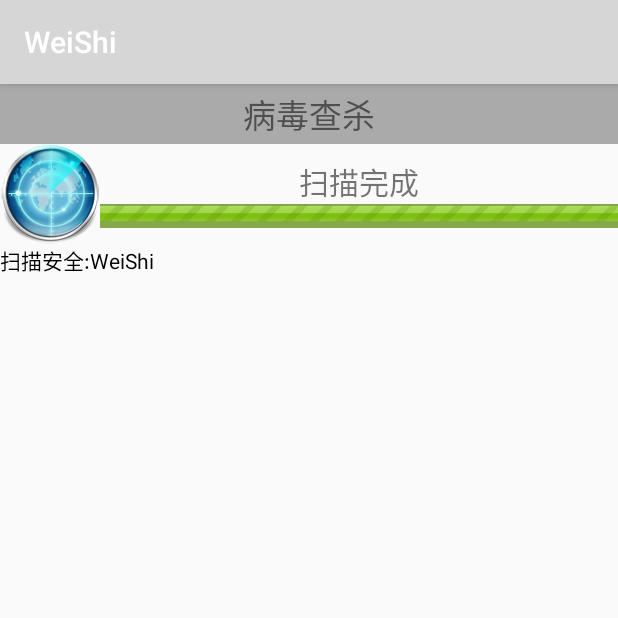
After one commit to weimcgrady91/WeiShi, an Android app: the VirusesActivity screen opened directly, with no data from a screen before it, on a phone screen of 412 x 824 dp, the top half of it. The commit adds this screen. Run offline under Robolectric (Android 15) with nearby library versions, the phone set to English and light mode, and no system bars; 2 statements that could not run were skipped.

Commit message:
合并代码

```diff
--- a/app/src/main/AndroidManifest.xml
+++ b/app/src/main/AndroidManifest.xml
@@ -228,7 +228,10 @@
         <activity
             android:name=".activity.EnterPsdActivity"
             android:excludeFromRecents="true"
-            android:launchMode="singleInstance" />
+            android:launchMode="singleInstance">
+        </activity>
+        <activity android:name=".activity.VirusesActivity">
+        </activity>
         <activity android:name=".activity.CacheClearActivity" />
         <activity android:name=".activity.TrafficActivity"></activity>
     </application>
--- a/app/src/main/java/test/qun/com/weishi/activity/MainActivity.java
+++ b/app/src/main/java/test/qun/com/weishi/activity/MainActivity.java
@@ -65,8 +65,8 @@
             case 3:
                 ProcessManagerActivity.enter(this);
                 break;
-            case 4:
-                TrafficActivity.enter(this);
+            case 5:
+                VirusesActivity.enter(this);
                 break;
             case 6:
                 CacheClearActivity.enter(this);
--- a/app/src/main/java/test/qun/com/weishi/activity/SplashActivity.java
+++ b/app/src/main/java/test/qun/com/weishi/activity/SplashActivity.java
@@ -179,6 +179,7 @@
         view.startAnimation(alphaAnimation);
         importDB("address.db");
         importDB("commonnum.db");
+        importDB("antivirus.db");
     }
 
     /**
--- /dev/null
+++ b/app/src/main/java/test/qun/com/weishi/activity/VirusesActivity.java
@@ -0,0 +1,176 @@
+package test.qun.com.weishi.activity;
+
+import android.content.Context;
+import android.content.Intent;
+import android.content.pm.PackageInfo;
+import android.content.pm.PackageManager;
+import android.content.pm.Signature;
+import android.graphics.Color;
+import android.net.Uri;
+import android.os.Handler;
+import android.os.Message;
+import android.support.v7.app.AppCompatActivity;
+import android.os.Bundle;
+import android.view.animation.Animation;
+import android.view.animation.RotateAnimation;
+import android.widget.ImageView;
+import android.widget.LinearLayout;
+import android.widget.ProgressBar;
+import android.widget.TextView;
+
+import java.util.ArrayList;
+import java.util.List;
+import java.util.Random;
+
+import test.qun.com.weishi.App;
+import test.qun.com.weishi.R;
+import test.qun.com.weishi.bean.ScanInfo;
+import test.qun.com.weishi.engine.AppEngine;
+import test.qun.com.weishi.engine.VirusesEngine;
+import test.qun.com.weishi.util.Md5Util;
+
+public class VirusesActivity extends AppCompatActivity {
+
+    private ProgressBar mProgressBar;
+    private TextView mTvFinish;
+    private LinearLayout mLl_content;
+    private ImageView mImgScann;
+
+    @Override
+    protected void onCreate(Bundle savedInstanceState) {
+        super.onCreate(savedInstanceState);
+        setContentView(R.layout.activity_viruses);
+        initViews();
+        queryViruses();
+        initAnimation();
+    }
+
+    private void queryViruses() {
+        new Thread(new Runnable() {
+            @Override
+            public void run() {
+                VirusesEngine engine = new VirusesEngine();
+                List<String> viruses = engine.fetchViruses(VirusesActivity.this);
+                PackageManager pm = getPackageManager();
+                //2.获取所有应用程序签名文件(PackageManager.GET_SIGNATURES 已安装应用的签名文件+)
+                //PackageManager.GET_UNINSTALLED_PACKAGES	卸载完了的应用,残余的文件
+                List<PackageInfo> packageInfoList = pm.getInstalledPackages(
+                        PackageManager.GET_SIGNATURES + PackageManager.GET_UNINSTALLED_PACKAGES);
+
+                mVirusScanInfoList = new ArrayList<ScanInfo>();
+                List<ScanInfo> scanInfoList = new ArrayList<ScanInfo>();
+                mProgressBar.setMax(packageInfoList.size());
+                int index = 0;
+                for (PackageInfo packageInfo : packageInfoList) {
+                    ScanInfo scanInfo = new ScanInfo();
+                    Signature[] signatures = packageInfo.signatures;
+                    //获取签名文件数组的第一位,然后进行md5,将此md5和数据库中的md5比对
+                    Signature signature = signatures[0];
+                    String string = signature.toCharsString();
+                    //32位字符串,16进制字符(0-f)
+                    String encoder = Md5Util.MD5(string);
+                    if (viruses.contains(encoder)) {
+                        //5.记录病毒
+                        scanInfo.isVirus = true;
+                        mVirusScanInfoList.add(scanInfo);
+                    } else {
+                        scanInfo.isVirus = false;
+                    }
+                    scanInfo.packageName = packageInfo.packageName;
+                    scanInfo.name = packageInfo.applicationInfo.loadLabel(pm).toString();
+                    scanInfoList.add(scanInfo);
+                    //7.在扫描的过程中,需要更新进度条
+                    index++;
+                    mProgressBar.setProgress(index);
+
+                    try {
+                        Thread.sleep(50 + new Random().nextInt(100));
+                    } catch (InterruptedException e) {
+                        e.printStackTrace();
+                    }
+
+                    //8.在子线程中发送消息,告知主线程更新UI(1:顶部扫描应用的名称2:扫描过程中往线性布局中添加view)
+                    Message msg = Message.obtain();
+                    msg.what = SCANING;
+                    msg.obj = scanInfo;
+                    mHandler.sendMessage(msg);
+                }
+                Message msg = Message.obtain();
+                msg.what = SCAN_FINISH;
+                mHandler.sendMessage(msg);
+            }
+        }).start();
+    }
+
+    protected static final int SCANING = 100;
+
+    protected static final int SCAN_FINISH = 101;
+    private List<ScanInfo> mVirusScanInfoList;
+    private Handler mHandler = new Handler() {
+        @Override
+        public void handleMessage(Message msg) {
+            switch (msg.what) {
+                case SCANING:
+                    //1,显示正在扫描应用的名称
+                    ScanInfo info = (ScanInfo) msg.obj;
+                    mTvFinish.setText(info.name);
+                    //2,在线性布局中添加一个正在扫描应用的TextView
+                    TextView textView = new TextView(getApplicationContext());
+                    if (info.isVirus) {
+                        //是病毒
+                        textView.setTextColor(Color.RED);
+                        textView.setText("发现病毒:" + info.name);
+                    } else {
+                        //不是病毒
+                        textView.setTextColor(Color.BLACK);
+                        textView.setText("扫描安全:" + info.name);
+                    }
+                    mLl_content.addView(textView, 0);
+                    break;
+                case SCAN_FINISH:
+                    mTvFinish.setText("扫描完成");
+                    //停止真正执行的旋转动画
+                    mImgScann.clearAnimation();
+                    //告知用户卸载包含了病毒的应用
+                    unInstallVirus();
+                    break;
+            }
+
+        }
+    };
+    private void initAnimation() {
+        RotateAnimation rotateAnimation = new RotateAnimation(
+                0, 360,
+                Animation.RELATIVE_TO_SELF, 0.5f,
+                Animation.RELATIVE_TO_SELF, 0.5f);
+        rotateAnimation.setDuration(1000);
+        //指定动画一直旋转
+//		rotateAnimation.setRepeatMode(RotateAnimation.INFINITE);
+        rotateAnimation.setRepeatCount(RotateAnimation.INFINITE);
+        //保持动画执行结束后的状态
+        rotateAnimation.setFillAfter(true);
+        //一直执行动画
+        mImgScann.startAnimation(rotateAnimation);
+    }
+    private void initViews() {
+        mLl_content = findViewById(R.id.ll_content);
+        mProgressBar = findViewById(R.id.pb);
+        mTvFinish = findViewById(R.id.tv_finish);
+        mImgScann = findViewById(R.id.img_scan);
+    }
+    protected void unInstallVirus() {
+        for(ScanInfo scanInfo:mVirusScanInfoList){
+            String packageName = scanInfo.packageName;
+            //源码
+            Intent intent = new Intent("android.intent.action.DELETE");
+            intent.addCategory("android.intent.category.DEFAULT");
+            intent.setData(Uri.parse("package:"+packageName));
+            startActivity(intent);
+        }
+    }
+
+    public static void enter(Context context) {
+        Intent intent = new Intent(context, VirusesActivity.class);
+        context.startActivity(intent);
+    }
+}
--- /dev/null
+++ b/app/src/main/java/test/qun/com/weishi/bean/ScanInfo.java
@@ -0,0 +1,11 @@
+package test.qun.com.weishi.bean;
+
+/**
+ * Created by Administrator on 2018/3/24.
+ */
+
+public class ScanInfo {
+    public boolean isVirus;
+    public String packageName;
+    public String name;
+}
--- /dev/null
+++ b/app/src/main/java/test/qun/com/weishi/engine/VirusesEngine.java
@@ -0,0 +1,27 @@
+package test.qun.com.weishi.engine;
+
+import android.content.Context;
+import android.database.Cursor;
+import android.database.sqlite.SQLiteDatabase;
+
+import java.util.ArrayList;
+import java.util.List;
+
+/**
+ * Created by Administrator on 2018/3/24.
+ */
+
+public class VirusesEngine {
+    public List<String> fetchViruses(Context context) {
+        String path = context.getFilesDir().getAbsolutePath() + "/" + "antivirus.db";
+        SQLiteDatabase sqLiteDatabase = SQLiteDatabase.openDatabase(path, null, SQLiteDatabase.OPEN_READONLY);
+        Cursor cursor = sqLiteDatabase.query("datable", new String[]{"md5"}, null, null, null, null, null);
+        List<String> virusList = new ArrayList<String>();
+        while (cursor.moveToNext()) {
+            virusList.add(cursor.getString(0));
+        }
+        cursor.close();
+        sqLiteDatabase.close();
+        return virusList;
+    }
+}
--- a/app/src/main/java/test/qun/com/weishi/service/WatchDogService.java
+++ b/app/src/main/java/test/qun/com/weishi/service/WatchDogService.java
@@ -11,6 +11,7 @@
 import android.os.Handler;
 import android.os.IBinder;
 import android.support.v4.content.LocalBroadcastManager;
+import android.util.Log;
 
 import java.util.List;
 
@@ -76,6 +77,7 @@
                     List<ActivityManager.RunningTaskInfo> runningTasks = am.getRunningTasks(1);
                     ActivityManager.RunningTaskInfo runningTaskInfo = runningTasks.get(0);
                     String packageName = runningTaskInfo.topActivity.getPackageName();
+                    LogUtil.i(TAG,"top packageName=" + packageName);
                     for (AppBean appBean : mLockApps) {
                         if (appBean.getPackageName().equals(packageName)) {
                             if (!mSkipPackagename.equals(packageName)) {
--- /dev/null
+++ b/app/src/main/res/drawable/progress_bg.xml
@@ -0,0 +1,15 @@
+<?xml version="1.0" encoding="utf-8"?>
+<layer-list xmlns:android="http://schemas.android.com/apk/res/android">
+    <!-- 进度条为0%,使用的图片效果 -->
+    <item
+        android:id="@android:id/background"
+        android:drawable="@drawable/security_progress_bg"/>
+    <!-- 进度条为0%-100%之间,使用的图片效果 -->
+    <item
+        android:id="@android:id/secondaryProgress"
+        android:drawable="@drawable/security_progress"/>
+    <!-- 进度条为100%,使用的图片效果 -->
+    <item
+        android:id="@android:id/progress"
+        android:drawable="@drawable/security_progress"/>
+</layer-list>
--- /dev/null
+++ b/app/src/main/res/drawable/w.xml
@@ -0,0 +1,11 @@
+<?xml version="1.0" encoding="utf-8"?>
+<shape xmlns:android="http://schemas.android.com/apk/res/android">>
+    <corners android:radius="5dip"/>
+    <gradient
+        android:startColor="#ff9d9e9d"
+        android:centerColor="#ff5a5d5a"
+        android:centerY="0.75"
+        android:endColor="#ff747674"
+        android:angle="270"
+        />
+</shape>
--- /dev/null
+++ b/app/src/main/res/drawable/w2.xml
@@ -0,0 +1,11 @@
+<?xml version="1.0" encoding="utf-8"?>
+<shape xmlns:android="http://schemas.android.com/apk/res/android">
+    <corners android:radius="5dip" />
+    <gradient
+        android:startColor="#80ffd300"
+        android:centerColor="#80ffb600"
+        android:centerY="0.75"
+        android:endColor="#a0ffcb00"
+        android:angle="270"
+        />
+</shape>
--- /dev/null
+++ b/app/src/main/res/drawable/w3.xml
@@ -0,0 +1,11 @@
+<?xml version="1.0" encoding="utf-8"?>
+<shape xmlns:android="http://schemas.android.com/apk/res/android">
+    <corners android:radius="5dip"/>
+    <gradient
+        android:angle="270"
+        android:centerColor="#ffffb600"
+        android:centerY="0.75"
+        android:endColor="#ffffcb00"
+        android:startColor="#ffffd300"
+        />
+</shape>
--- /dev/null
+++ b/app/src/main/res/layout/activity_viruses.xml
@@ -0,0 +1,74 @@
+<?xml version="1.0" encoding="utf-8"?>
+<LinearLayout
+    xmlns:android="http://schemas.android.com/apk/res/android"
+    xmlns:app="http://schemas.android.com/apk/res-auto"
+    xmlns:tools="http://schemas.android.com/tools"
+    android:layout_width="match_parent"
+    android:layout_height="match_parent"
+    android:orientation="vertical"
+    tools:context="test.qun.com.weishi.activity.VirusesActivity">
+
+    <TextView
+        android:layout_width="match_parent"
+        android:layout_height="40dp"
+        android:background="@android:color/darker_gray"
+        android:gravity="center"
+        android:text="病毒查杀"
+        android:textSize="22sp"/>
+
+    <LinearLayout
+        android:layout_width="match_parent"
+        android:layout_height="wrap_content">
+
+        <FrameLayout
+            android:layout_width="wrap_content"
+            android:layout_height="wrap_content">
+
+            <ImageView
+                android:layout_width="wrap_content"
+                android:layout_height="wrap_content"
+                android:src="@drawable/ic_scanner_malware"/>
+
+            <ImageView
+                android:id="@+id/img_scan"
+                android:layout_width="wrap_content"
+                android:layout_height="wrap_content"
+                android:src="@drawable/act_scanning_03"/>
+        </FrameLayout>
+
+        <RelativeLayout
+            android:layout_width="match_parent"
+            android:layout_height="match_parent"
+            android:gravity="center">
+
+            <TextView
+                android:id="@+id/tv_finish"
+                android:layout_width="match_parent"
+                android:layout_height="wrap_content"
+                android:gravity="center"
+                android:text="查杀完成"
+                android:textSize="20sp"/>
+
+            <ProgressBar
+                android:id="@+id/pb"
+                style="@style/Widget.AppCompat.ProgressBar.Horizontal"
+                android:layout_width="match_parent"
+                android:layout_height="wrap_content"
+                android:layout_below="@id/tv_finish"
+                android:progressDrawable="@drawable/progress_bg"/>
+        </RelativeLayout>
+    </LinearLayout>
+
+    <ScrollView
+        android:layout_width="match_parent"
+        android:layout_height="match_parent">
+
+        <LinearLayout
+            android:id="@+id/ll_content"
+            android:layout_width="match_parent"
+            android:layout_height="match_parent"
+            android:orientation="vertical">
+
+        </LinearLayout>
+    </ScrollView>
+</LinearLayout>
```
Also changed, not shown: app/src/main/assets/antivirus.db (added), app/src/main/res/drawable-hdpi/act_scanning_03.png (added), app/src/main/res/drawable-hdpi/ic_scanner_malware.png (added), app/src/main/res/drawable-hdpi/security_progress.png (added), app/src/main/res/drawable-hdpi/security_progress_bg.png (added).
